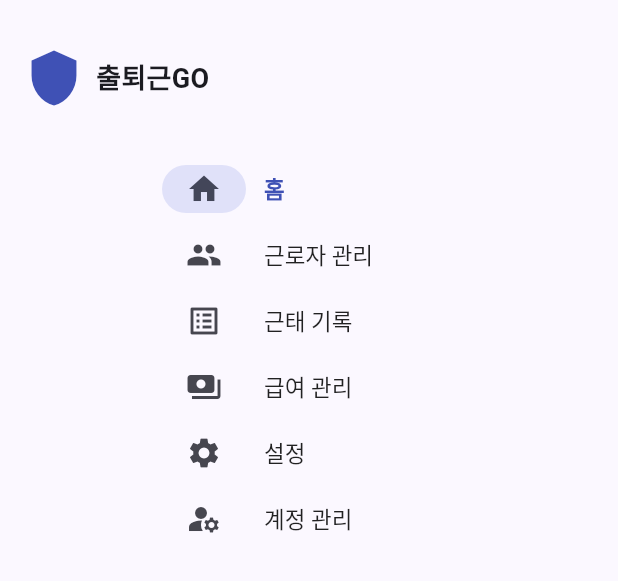
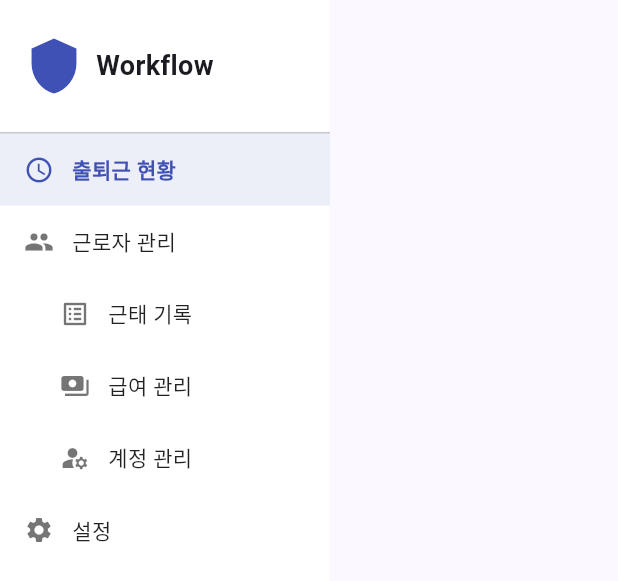
Before and after one commit to forever8710-cloud/attendance_go, a Flutter app: the SideNavDrawer widget shown alone on an empty page, opened directly with empty values, on a phone screen of 412 x 824 dp. Shown: the top 581 px of the screen. Run offline on Flutter 3.47's test engine with Material 3 defaults, Android fonts, the phone set to English and light mode, and no system bars; our stand-ins replace flutter_riverpod, freezed_annotation, supabase_flutter; accounts and stored records are empty.

Commit message:
v1.7: UI 브랜딩 및 메뉴 구조 개선
- 브랜딩: 출퇴근GO → Workflow by TKholdings
- 메뉴 구조 변경: 홈→출퇴근현황, 하위메뉴 스타일(근태/급여/계정), 설정 맨 아래
- 출퇴근 현황: 날짜 폰트 확대, 모든 컬럼 정렬 기능 추가
- NavigationRail → 커스텀 ListView 메뉴로 변경

Co-Authored-By: Claude Opus 4.5 <noreply@anthropic.com>

```diff
--- a/apps/manager_web/lib/core/widgets/side_nav_drawer.dart
+++ b/apps/manager_web/lib/core/widgets/side_nav_drawer.dart
@@ -2,19 +2,26 @@ import 'package:flutter/material.dart';
 import '../utils/permissions.dart';
 
 class _MenuDestination {
-  const _MenuDestination({required this.index, required this.icon, required this.label});
+  const _MenuDestination({
+    required this.index,
+    required this.icon,
+    required this.label,
+    this.isSubMenu = false,
+  });
   final int index;
   final IconData icon;
   final String label;
+  final bool isSubMenu;
 }
 
+// 메뉴 순서: 홈, 근로자관리, (하위)근태기록, (하위)급여관리, 계정관리, 설정
 const _allDestinations = [
-  _MenuDestination(index: 0, icon: Icons.home, label: '홈'),
+  _MenuDestination(index: 0, icon: Icons.access_time, label: '출퇴근 현황'),
   _MenuDestination(index: 1, icon: Icons.people, label: '근로자 관리'),
-  _MenuDestination(index: 2, icon: Icons.list_alt, label: '근태 기록'),
-  _MenuDestination(index: 3, icon: Icons.payments, label: '급여 관리'),
+  _MenuDestination(index: 2, icon: Icons.list_alt, label: '근태 기록', isSubMenu: true),
+  _MenuDestination(index: 3, icon: Icons.payments, label: '급여 관리', isSubMenu: true),
+  _MenuDestination(index: 5, icon: Icons.manage_accounts, label: '계정 관리', isSubMenu: true),
   _MenuDestination(index: 4, icon: Icons.settings, label: '설정'),
-  _MenuDestination(index: 5, icon: Icons.manage_accounts, label: '계정 관리'),
 ];
 
 class SideNavDrawer extends StatelessWidget {
@@ -36,39 +43,84 @@ class SideNavDrawer extends StatelessWidget {
         .where((d) => canAccessMenu(role, d.index))
         .toList();
 
-    // selectedIndex를 visibleDestinations 내 순서(railIndex)로 변환
-    final railIndex = visibleDestinations.indexWhere((d) => d.index == selectedIndex);
-    final safeRailIndex = railIndex >= 0 ? railIndex : 0;
+    return Container(
+      width: 220,
+      color: Colors.white,
+      child: Column(
+        children: [
+          // 헤더: Workflow 로고
+          const Padding(
+            padding: EdgeInsets.symmetric(vertical: 24, horizontal: 16),
+            child: Row(
+              children: [
+                Icon(Icons.shield, size: 40, color: Colors.indigo),
+                SizedBox(width: 8),
+                Text('Workflow', style: TextStyle(fontSize: 18, fontWeight: FontWeight.bold)),
+              ],
+            ),
+          ),
+          const Divider(height: 1),
+          // 메뉴 리스트
+          Expanded(
+            child: ListView.builder(
+              itemCount: visibleDestinations.length,
+              itemBuilder: (context, idx) {
+                final dest = visibleDestinations[idx];
+                final isSelected = selectedIndex == dest.index;
 
-    return NavigationRail(
-      extended: true,
-      minExtendedWidth: 220,
-      leading: const Padding(
-        padding: EdgeInsets.symmetric(vertical: 24),
-        child: Row(
-          children: [
-            SizedBox(width: 16),
-            Icon(Icons.shield, size: 40, color: Colors.indigo),
-            SizedBox(width: 8),
-            Text('출퇴근GO', style: TextStyle(fontSize: 18, fontWeight: FontWeight.bold)),
-          ],
+                return _buildMenuItem(
+                  icon: dest.icon,
+                  label: dest.label,
+                  isSelected: isSelected,
+                  isSubMenu: dest.isSubMenu,
+                  onTap: () => onDestinationSelected(dest.index),
+                );
+              },
+            ),
+          ),
+        ],
+      ),
+    );
+  }
+
+  Widget _buildMenuItem({
+    required IconData icon,
+    required String label,
+    required bool isSelected,
+    required bool isSubMenu,
+    required VoidCallback onTap,
+  }) {
+    final leftPadding = isSubMenu ? 40.0 : 16.0;
+
+    return Material(
+      color: isSelected ? Colors.indigo.withValues(alpha: 0.1) : Colors.transparent,
+      child: InkWell(
+        onTap: onTap,
+        child: Container(
+          height: 48,
+          padding: EdgeInsets.only(left: leftPadding, right: 16),
+          child: Row(
+            children: [
+              Icon(
+                icon,
+                size: 20,
+                color: isSelected ? Colors.indigo : Colors.black54,
+              ),
+              const SizedBox(width: 12),
+              Expanded(
+                child: Text(
+                  label,
+                  style: TextStyle(
+                    fontSize: 14,
+                    fontWeight: isSelected ? FontWeight.bold : FontWeight.normal,
+                    color: isSelected ? Colors.indigo : Colors.black87,
+                  ),
+                ),
+              ),
+            ],
+          ),
         ),
       ),
-      trailing: const Expanded(child: SizedBox()),
-      unselectedLabelTextStyle: const TextStyle(fontSize: 15, color: Colors.black87),
-      selectedLabelTextStyle: const TextStyle(fontSize: 15, fontWeight: FontWeight.bold, color: Colors.indigo),
-      destinations: visibleDestinations
-          .map((d) => NavigationRailDestination(
-                icon: Icon(d.icon),
-                label: Text(d.label),
-              ))
-          .toList(),
-      selectedIndex: safeRailIndex,
-      onDestinationSelected: (railIdx) {
-        // railIndex → 원래 menuIndex로 복원
-        final menuIndex = visibleDestinations[railIdx].index;
-        onDestinationSelected(menuIndex);
-      },
     );
   }
 }
--- a/apps/manager_web/lib/features/auth/presentation/login_screen.dart
+++ b/apps/manager_web/lib/features/auth/presentation/login_screen.dart
@@ -41,12 +41,12 @@ class _ManagerLoginScreenState extends ConsumerState<ManagerLoginScreen> {
                 const Icon(Icons.shield, size: 64, color: Colors.indigo),
                 const SizedBox(height: 12),
                 const Text(
-                  '출퇴근GO Admin',
+                  'Workflow',
                   style: TextStyle(fontSize: 24, fontWeight: FontWeight.bold),
                 ),
                 const SizedBox(height: 8),
                 Text(
-                  '관리자 로그인',
+                  'by TKholdings',
                   style: TextStyle(fontSize: 14, color: Colors.grey[600]),
                 ),
                 const SizedBox(height: 32),
--- a/apps/manager_web/lib/main.dart
+++ b/apps/manager_web/lib/main.dart
@@ -29,7 +29,7 @@ class ManagerApp extends ConsumerWidget {
 
     return MaterialApp(
       debugShowCheckedModeBanner: false,
-      title: '출퇴근GO Admin',
+      title: 'Workflow by TKholdings',
       theme: ThemeData(
         colorScheme: ColorScheme.fromSeed(seedColor: Colors.indigo),
         useMaterial3: true,
@@ -90,7 +90,7 @@ class _ManagerShellState extends ConsumerState<ManagerShell> {
                   ),
                   child: Row(
                     children: [
-                      const Text('출퇴근GO Admin', style: TextStyle(fontSize: 17, fontWeight: FontWeight.bold)),
+                      const Text('Workflow by TKholdings', style: TextStyle(fontSize: 17, fontWeight: FontWeight.bold)),
                       const Spacer(),
                       // 역할 배지
                       _buildRoleBadge(role),
```
Also changed, not shown: apps/manager_web/lib/features/dashboard/presentation/dashboard_screen.dart (+53 -18 lines).
